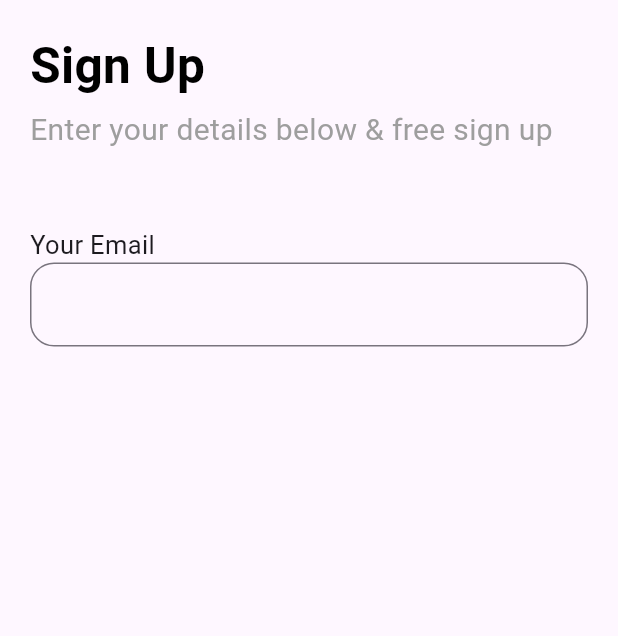
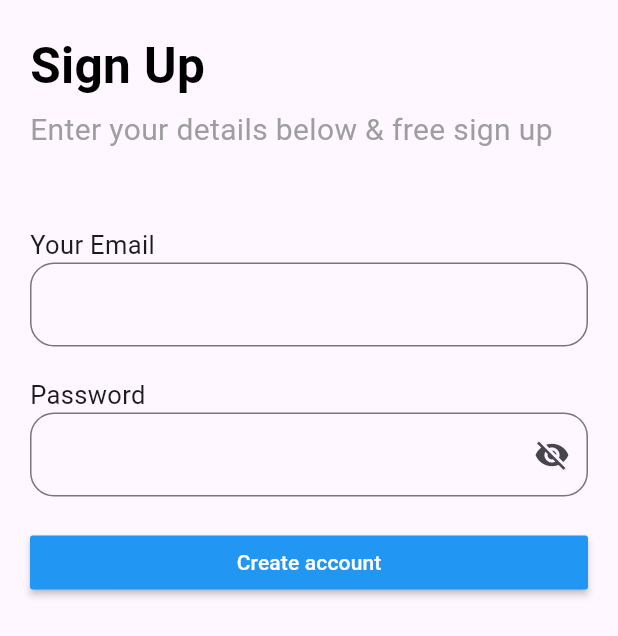
Before and after one commit to Ghada-Mohamed-Khalaf/App_Design, a Flutter app: the SignUp screen opened directly, on a phone screen of 412 x 824 dp. Shown: the top 636 px of the screen. Run offline on Flutter 3.47's test engine with Material 3 defaults, Android fonts, the phone set to English and light mode, and no system bars; our stand-ins replace introduction_screen.

Commit message:
add textField for password

```diff
--- a/lib/views/onboarding.dart
+++ b/lib/views/onboarding.dart
@@ -9,7 +9,8 @@ class OnBoarding extends StatelessWidget {
   @override
   Widget build(BuildContext context) {
     return Scaffold(
-      body: IntroductionScreen(
+      body: SafeArea(
+        child: IntroductionScreen(
           pages: [
             PageViewModel(
                 title: "Numerous free trial courses",
@@ -49,6 +50,7 @@ class OnBoarding extends StatelessWidget {
 
 
         ),
+      ),
 
 
     );
--- a/lib/views/sign_up.dart
+++ b/lib/views/sign_up.dart
@@ -5,32 +5,76 @@ class SignUp extends StatelessWidget {
 
   @override
   Widget build(BuildContext context) {
-    return Scaffold(body:
-       SafeArea(
+    return Scaffold(
+      body: SafeArea(
         child: Padding(
           padding: const EdgeInsets.all(20.0),
           child: Column(
             mainAxisAlignment: MainAxisAlignment.start,
             crossAxisAlignment: CrossAxisAlignment.start,
             children: [
-            Text("Sign Up",style: TextStyle(fontWeight: FontWeight.bold,fontSize:33,color: Colors.black),),
-            SizedBox(height: 5,),
-            Text("Enter your details below & free sign up",style: TextStyle(color: Colors.grey,fontSize: 20),),
-            SizedBox(height: 50,),
-    Text("Your Email",style: TextStyle(fontSize: 17),),
-    TextField(decoration: InputDecoration(
-
+              const Text(
+                "Sign Up",
+                style: TextStyle(
+                    fontWeight: FontWeight.bold,
+                    fontSize: 33,
+                    color: Colors.black),
+              ),
+              const SizedBox(
+                height: 5,
+              ),
+              const Text(
+                "Enter your details below & free sign up",
+                style: TextStyle(color: Colors.grey, fontSize: 20),
+              ),
+              const SizedBox(
+                height: 50,
+              ),
+              const Text(
+                "Your Email",
+                style: TextStyle(fontSize: 17),
+              ),
+              TextField(
+                decoration: InputDecoration(
                   border: OutlineInputBorder(
                     borderRadius: BorderRadius.circular(16),
-    borderSide: BorderSide(color: Colors.orange,
+                    borderSide: const BorderSide(
+                      color: Colors.orange,
                     ),
                   ),
                 ),
               ),
+              const SizedBox(
+                height: 20,
+              ),
+              const Text(
+                "Password",
+                style: TextStyle(fontSize: 17),
+              ),
+              TextField(
+                obscureText: true,
+                decoration: InputDecoration(
+                  suffixIcon: Icon(Icons.visibility_off),
+                  border: OutlineInputBorder(
 
+                    borderRadius: BorderRadius.circular(16),
+                    borderSide: const BorderSide(
+                      color: Colors.orange,
+                    ),
+                  ),
+                ),
+              ),
+              SizedBox(
+                height: 20,
+              ),
+              Container(
+                width: double.infinity,
+                  child: MaterialButton(
+                onPressed: () {},
+                child: const Text("Create account",style: TextStyle(color: Colors.white),),
+                color: Colors.blue,
+              ))
             ],
-
-
           ),
         ),
       ),
```
Lines whose indentation alone changed are shown as unchanged.
